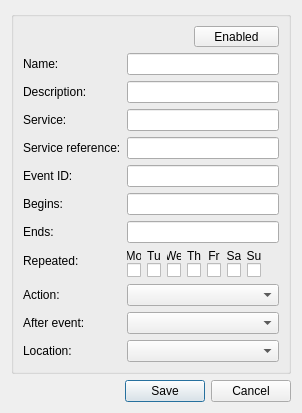
Qt form app/ui/res/timer_dialog.ui (DYefremov/E2Toolkit) before a commit.
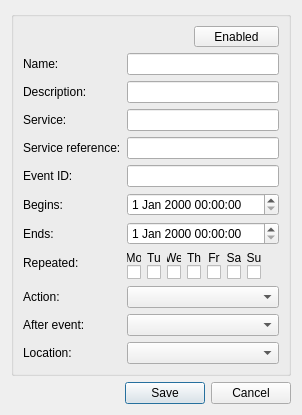
The same form after that commit.

Commit message: setting data for the timer dialog

Diff of the .ui file:
```diff
--- a/app/ui/res/timer_dialog.ui
+++ b/app/ui/res/timer_dialog.ui
@@ -150,9 +150,6 @@
           </property>
          </widget>
         </item>
-        <item row="6" column="1">
-         <widget class="QLineEdit" name="timer_begins_edit"/>
-        </item>
         <item row="7" column="0">
          <widget class="QLabel" name="timer_ends_label">
           <property name="text">
@@ -160,9 +157,6 @@
           </property>
          </widget>
         </item>
-        <item row="7" column="1">
-         <widget class="QLineEdit" name="timer_ends_edit"/>
-        </item>
         <item row="8" column="0">
          <widget class="QLabel" name="timer_repeated_label">
           <property name="text">
@@ -377,6 +371,12 @@
         <item row="11" column="1">
          <widget class="QComboBox" name="timer_location_combo_box"/>
         </item>
+        <item row="6" column="1">
+         <widget class="QDateTimeEdit" name="timer_begins_edit"/>
+        </item>
+        <item row="7" column="1">
+         <widget class="QDateTimeEdit" name="timer_ends_edit"/>
+        </item>
        </layout>
       </widget>
      </item>
```
The commit also changes 4 other files.
